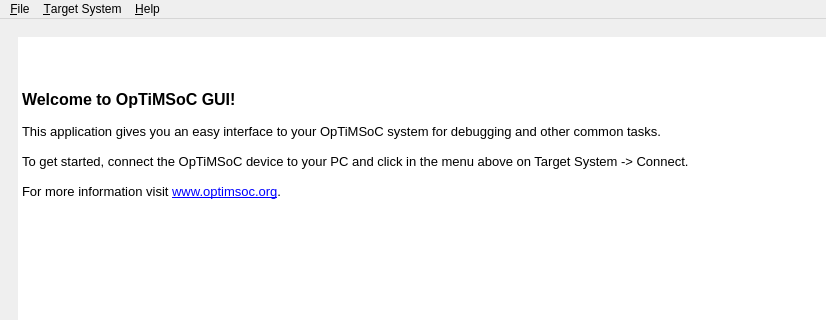
First picture: the form in src/sw/host/optimsocgui/src/mainwindow.ui, repository optimsoc/optimsoc, before the edit; both pictures show x 0 to 826 and y 0 to 320 of the 1200 by 1000 pixel window.
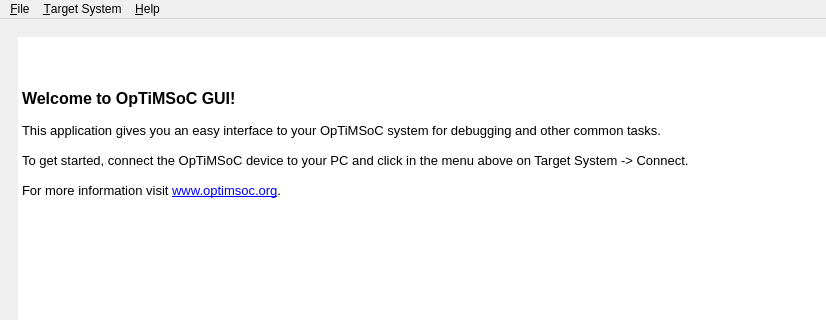
Second picture: the form after the edit. Icons and pictures are not drawn. Custom widgets are drawn as their Qt base class.

Commit message:
GUI: Add stdout debug window
The stdout debug window outputs all text printed from the software
using printf-debugging. This of course relies on the "special"
no-operation code 0x4.

The edit to the form file:
```diff
--- a/src/sw/host/optimsocgui/src/mainwindow.ui
+++ b/src/sw/host/optimsocgui/src/mainwindow.ui
@@ -47,17 +47,17 @@
            <string>&lt;!DOCTYPE HTML PUBLIC &quot;-//W3C//DTD HTML 4.0//EN&quot; &quot;http://www.w3.org/TR/REC-html40/strict.dtd&quot;&gt;
 &lt;html&gt;&lt;head&gt;&lt;meta name=&quot;qrichtext&quot; content=&quot;1&quot; /&gt;&lt;style type=&quot;text/css&quot;&gt;
 p, li { white-space: pre-wrap; }
-&lt;/style&gt;&lt;/head&gt;&lt;body style=&quot; font-family:'Ubuntu'; font-size:10pt; font-weight:200; font-style:normal;&quot;&gt;
+&lt;/style&gt;&lt;/head&gt;&lt;body style=&quot; font-family:'Ubuntu'; font-size:9pt; font-weight:400; font-style:normal;&quot;&gt;
 &lt;p align=&quot;center&quot; style=&quot; margin-top:0px; margin-bottom:0px; margin-left:0px; margin-right:0px; -qt-block-indent:0; text-indent:0px;&quot;&gt;&lt;img src=&quot;:/resources/optimsoc_logo.png&quot; /&gt;&lt;/p&gt;
-&lt;p style=&quot;-qt-paragraph-type:empty; margin-top:0px; margin-bottom:0px; margin-left:0px; margin-right:0px; -qt-block-indent:0; text-indent:0px; font-family:'Sans'; font-weight:400;&quot;&gt;&lt;br /&gt;&lt;/p&gt;
+&lt;p style=&quot;-qt-paragraph-type:empty; margin-top:0px; margin-bottom:0px; margin-left:0px; margin-right:0px; -qt-block-indent:0; text-indent:0px; font-family:'Sans'; font-size:10pt;&quot;&gt;&lt;br /&gt;&lt;/p&gt;
 &lt;p style=&quot;-qt-paragraph-type:empty; margin-top:0px; margin-bottom:0px; margin-left:0px; margin-right:0px; -qt-block-indent:0; text-indent:0px; font-family:'Sans'; font-size:12pt; font-weight:600;&quot;&gt;&lt;br /&gt;&lt;/p&gt;
 &lt;p style=&quot; margin-top:0px; margin-bottom:0px; margin-left:0px; margin-right:0px; -qt-block-indent:0; text-indent:0px;&quot;&gt;&lt;span style=&quot; font-family:'Sans'; font-size:12pt; font-weight:600;&quot;&gt;Welcome to OpTiMSoC GUI!&lt;/span&gt;&lt;/p&gt;
-&lt;p style=&quot;-qt-paragraph-type:empty; margin-top:0px; margin-bottom:0px; margin-left:0px; margin-right:0px; -qt-block-indent:0; text-indent:0px; font-family:'Sans'; font-weight:400;&quot;&gt;&lt;br /&gt;&lt;/p&gt;
-&lt;p style=&quot; margin-top:0px; margin-bottom:0px; margin-left:0px; margin-right:0px; -qt-block-indent:0; text-indent:0px;&quot;&gt;&lt;span style=&quot; font-family:'Sans'; font-weight:400;&quot;&gt;This application gives you an easy interface to your OpTiMSoC system for debugging and other common tasks. &lt;/span&gt;&lt;/p&gt;
-&lt;p style=&quot;-qt-paragraph-type:empty; margin-top:0px; margin-bottom:0px; margin-left:0px; margin-right:0px; -qt-block-indent:0; text-indent:0px; font-family:'Sans'; font-weight:400;&quot;&gt;&lt;br /&gt;&lt;/p&gt;
-&lt;p style=&quot; margin-top:0px; margin-bottom:0px; margin-left:0px; margin-right:0px; -qt-block-indent:0; text-indent:0px;&quot;&gt;&lt;span style=&quot; font-family:'Sans'; font-weight:400;&quot;&gt;To get started, connect the OpTiMSoC device to your PC and click in the menu above on Target System -&amp;gt; Connect.&lt;/span&gt;&lt;/p&gt;
-&lt;p style=&quot;-qt-paragraph-type:empty; margin-top:0px; margin-bottom:0px; margin-left:0px; margin-right:0px; -qt-block-indent:0; text-indent:0px; font-family:'Sans'; font-weight:400;&quot;&gt;&lt;br /&gt;&lt;/p&gt;
-&lt;p style=&quot; margin-top:0px; margin-bottom:0px; margin-left:0px; margin-right:0px; -qt-block-indent:0; text-indent:0px;&quot;&gt;&lt;span style=&quot; font-family:'Sans'; font-weight:400;&quot;&gt;For more information visit &lt;/span&gt;&lt;a href=&quot;http://www.optimsoc.org&quot;&gt;&lt;span style=&quot; font-family:'Sans'; font-weight:400; text-decoration: underline; color:#0000ff;&quot;&gt;www.optimsoc.org&lt;/span&gt;&lt;/a&gt;&lt;span style=&quot; font-family:'Sans'; font-weight:400;&quot;&gt;.&lt;/span&gt;&lt;/p&gt;&lt;/body&gt;&lt;/html&gt;</string>
+&lt;p style=&quot;-qt-paragraph-type:empty; margin-top:0px; margin-bottom:0px; margin-left:0px; margin-right:0px; -qt-block-indent:0; text-indent:0px; font-family:'Sans'; font-size:10pt;&quot;&gt;&lt;br /&gt;&lt;/p&gt;
+&lt;p style=&quot; margin-top:0px; margin-bottom:0px; margin-left:0px; margin-right:0px; -qt-block-indent:0; text-indent:0px;&quot;&gt;&lt;span style=&quot; font-family:'Sans'; font-size:10pt;&quot;&gt;This application gives you an easy interface to your OpTiMSoC system for debugging and other common tasks. &lt;/span&gt;&lt;/p&gt;
+&lt;p style=&quot;-qt-paragraph-type:empty; margin-top:0px; margin-bottom:0px; margin-left:0px; margin-right:0px; -qt-block-indent:0; text-indent:0px; font-family:'Sans'; font-size:10pt;&quot;&gt;&lt;br /&gt;&lt;/p&gt;
+&lt;p style=&quot; margin-top:0px; margin-bottom:0px; margin-left:0px; margin-right:0px; -qt-block-indent:0; text-indent:0px;&quot;&gt;&lt;span style=&quot; font-family:'Sans'; font-size:10pt;&quot;&gt;To get started, connect the OpTiMSoC device to your PC and click in the menu above on Target System -&amp;gt; Connect.&lt;/span&gt;&lt;/p&gt;
+&lt;p style=&quot;-qt-paragraph-type:empty; margin-top:0px; margin-bottom:0px; margin-left:0px; margin-right:0px; -qt-block-indent:0; text-indent:0px; font-family:'Sans'; font-size:10pt;&quot;&gt;&lt;br /&gt;&lt;/p&gt;
+&lt;p style=&quot; margin-top:0px; margin-bottom:0px; margin-left:0px; margin-right:0px; -qt-block-indent:0; text-indent:0px;&quot;&gt;&lt;span style=&quot; font-family:'Sans'; font-size:10pt;&quot;&gt;For more information visit &lt;/span&gt;&lt;a href=&quot;http://www.optimsoc.org&quot;&gt;&lt;span style=&quot; font-family:'Sans'; font-size:10pt; text-decoration: underline; color:#0000ff;&quot;&gt;www.optimsoc.org&lt;/span&gt;&lt;/a&gt;&lt;span style=&quot; font-family:'Sans'; font-size:10pt;&quot;&gt;.&lt;/span&gt;&lt;/p&gt;&lt;/body&gt;&lt;/html&gt;</string>
           </property>
           <property name="textInteractionFlags">
            <set>Qt::LinksAccessibleByKeyboard|Qt::LinksAccessibleByMouse</set>
```
Left out of the diff: 2 changed lines with no effect on the pictures. The commit also changes 2 other files.
